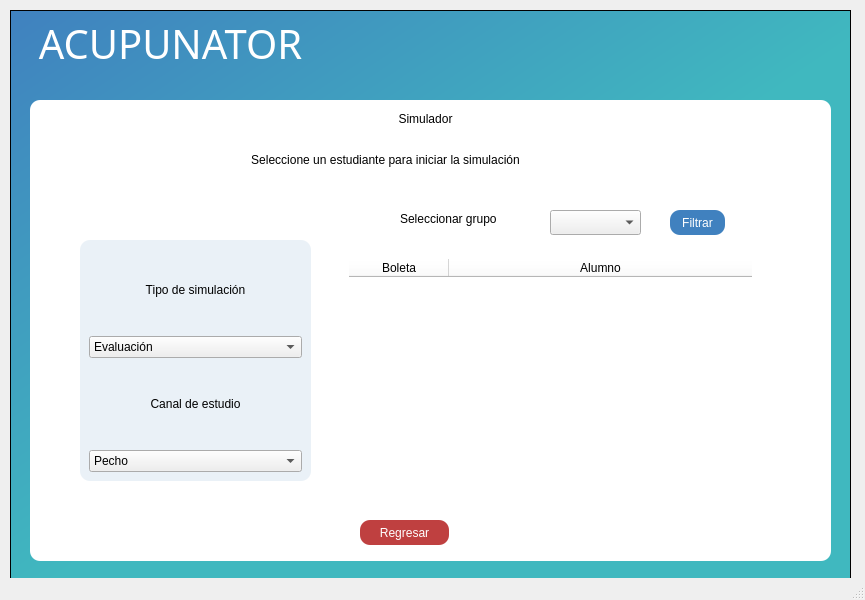
The window that acupunator-desktop/templates/Simulador.ui (Garavirod/Acupunator) describes before a commit, drawn with Qt 5.
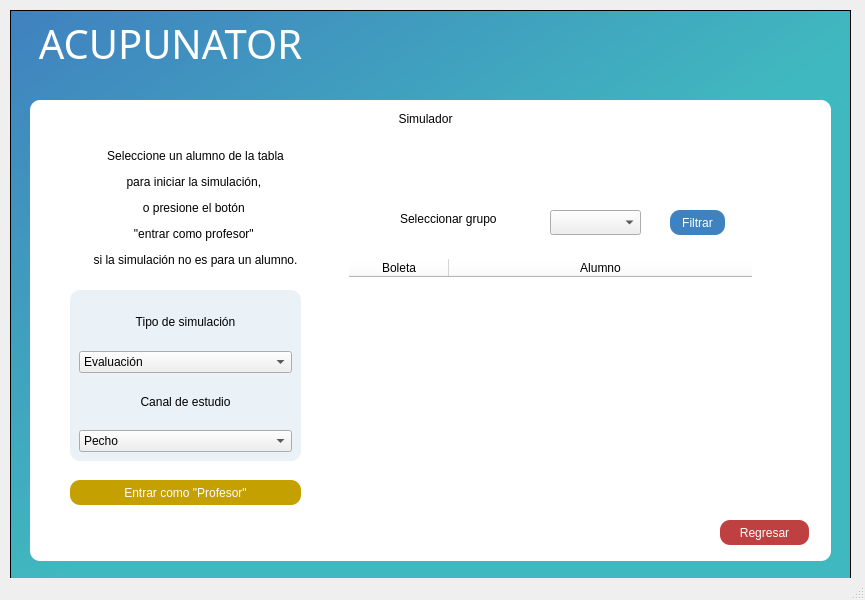
The same window after the commit.

Commit message: Boton simulacion por Rol

Diff of the .ui file:
```diff
--- a/acupunator-desktop/templates/Simulador.ui
+++ b/acupunator-desktop/templates/Simulador.ui
@@ -136,7 +136,7 @@
      <widget class="QPushButton" name="regresar_btn">
       <property name="geometry">
        <rect>
-        <x>330</x>
+        <x>690</x>
         <y>420</y>
         <width>89</width>
         <height>25</height>
@@ -205,14 +205,14 @@
      <widget class="QLabel" name="label_6">
       <property name="geometry">
        <rect>
-        <x>180</x>
-        <y>50</y>
-        <width>351</width>
-        <height>20</height>
+        <x>40</x>
+        <y>9</y>
+        <width>251</width>
+        <height>181</height>
        </rect>
       </property>
       <property name="text">
-       <string>Seleccione un estudiante para iniciar la simulación</string>
+       <string>&lt;html&gt;&lt;head/&gt;&lt;body&gt;&lt;p align=&quot;center&quot;&gt;&lt;span style=&quot; font-size:9pt;&quot;&gt;&lt;br/&gt;&lt;/span&gt;&lt;/p&gt;&lt;p align=&quot;center&quot;&gt;&lt;span style=&quot; font-size:9pt;&quot;&gt;Seleccione un alumno de la tabla&lt;/span&gt;&lt;/p&gt;&lt;p align=&quot;center&quot;&gt;&lt;span style=&quot; font-size:9pt;&quot;&gt;para iniciar la simulación, &lt;/span&gt;&lt;/p&gt;&lt;p align=&quot;center&quot;&gt;&lt;span style=&quot; font-size:9pt;&quot;&gt;o presione el botón &lt;/span&gt;&lt;/p&gt;&lt;p align=&quot;center&quot;&gt;&lt;span style=&quot; font-size:9pt;&quot;&gt;&amp;quot;entrar como profesor&amp;quot; &lt;/span&gt;&lt;/p&gt;&lt;p align=&quot;center&quot;&gt;&lt;span style=&quot; font-size:9pt;&quot;&gt;si la simulación no es para un alumno.&lt;/span&gt;&lt;/p&gt;&lt;p align=&quot;center&quot;&gt;&lt;span style=&quot; font-size:9pt;&quot;&gt;&lt;br/&gt;&lt;/span&gt;&lt;/p&gt;&lt;/body&gt;&lt;/html&gt;</string>
       </property>
       <property name="alignment">
        <set>Qt::AlignCenter</set>
@@ -221,10 +221,10 @@
      <widget class="QFrame" name="frame_3">
       <property name="geometry">
        <rect>
-        <x>50</x>
-        <y>140</y>
+        <x>40</x>
+        <y>190</y>
         <width>231</width>
-        <height>241</height>
+        <height>171</height>
        </rect>
       </property>
       <property name="styleSheet">
@@ -307,6 +307,25 @@
        <string>Seleccionar grupo</string>
       </property>
      </widget>
+     <widget class="QPushButton" name="profe_btn_sim">
+      <property name="geometry">
+       <rect>
+        <x>40</x>
+        <y>380</y>
+        <width>231</width>
+        <height>25</height>
+       </rect>
+      </property>
+      <property name="styleSheet">
+       <string notr="true">background-color: rgb(196, 160, 0);
+color: rgb(255, 255, 255);
+border-radius:10px;
+</string>
+      </property>
+      <property name="text">
+       <string>Entrar como &quot;Profesor&quot;</string>
+      </property>
+     </widget>
     </widget>
    </widget>
   </widget>
```
The commit also changes 2 other files.
